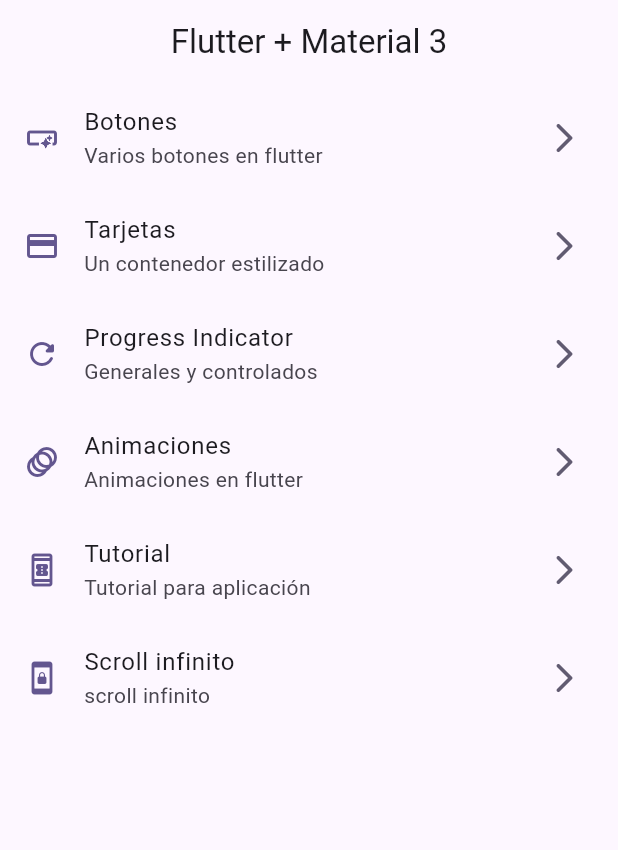
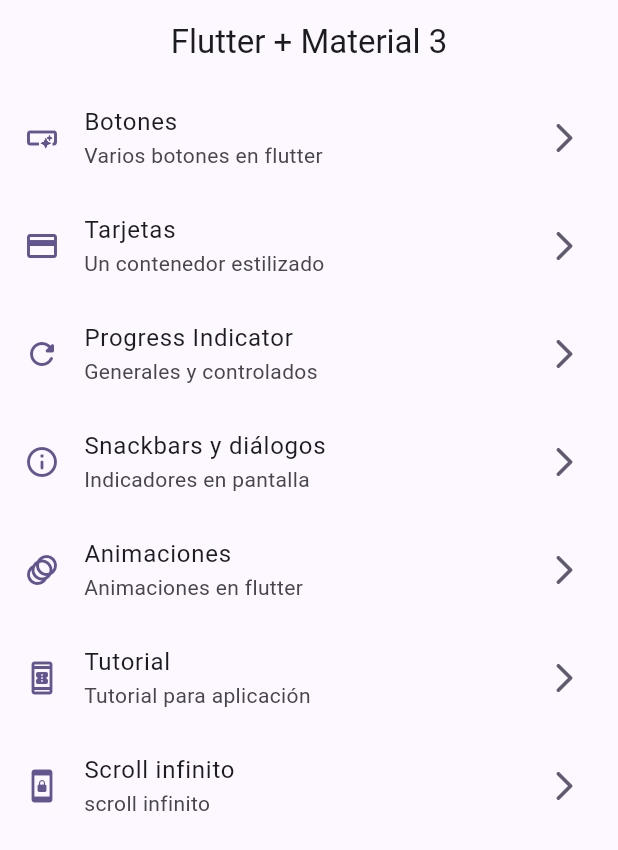
Before and after one commit to jbetancurmejia/flutter_widgets, a Flutter app: the screen it shows after launch, on a phone screen of 412 x 824 dp. Shown: the top 850 px of the screen. Run offline on Flutter 3.47's test engine with Material 3 defaults, Android fonts, the phone set to English and light mode, and no system bars; our stand-ins replace go_router.

Commit message:
snackbar dialogs and alertdialog

```diff
--- a/lib/config/menu/menu_items.dart
+++ b/lib/config/menu/menu_items.dart
@@ -15,7 +15,7 @@ class MenuItem {
 
 const appMenuItems = <MenuItem>[
   MenuItem(
-      title: 'Botones',
+      title: 'Botones ',
       subTitle: 'Varios botones en flutter',
       link: '/buttons',
       icon: Icons.smart_button_outlined),
@@ -29,6 +29,11 @@ const appMenuItems = <MenuItem>[
       subTitle: 'Generales y controlados',
       link: '/progress',
       icon: Icons.refresh_rounded),
+        MenuItem(
+      title: 'Snackbars y diálogos',
+      subTitle: 'Indicadores en pantalla',
+      link: '/Snackbars',
+      icon: Icons.info_outline_rounded),
   MenuItem(
       title: 'Animaciones',
       subTitle: 'Animaciones en flutter',
--- a/lib/config/router/app_router.dart
+++ b/lib/config/router/app_router.dart
@@ -29,5 +29,10 @@ final appRouter = GoRouter(
       name: ProgressScreen.name,
       builder: (context, state) => const ProgressScreen(),
     ),
+    GoRoute(
+      path: '/Snackbars',
+      name: SnackbarScreen.name,
+      builder: (context, state) => const SnackbarScreen(),
+    ),
   ],
 );
--- a/lib/main.dart
+++ b/lib/main.dart
@@ -14,6 +14,7 @@ class MainApp extends StatelessWidget {
   @override
   Widget build(BuildContext context) {
     return MaterialApp.router(
+      title: 'Flutter widgets',
       routerConfig: appRouter,
       debugShowCheckedModeBanner: false,
       theme: AppTheme(selectedColor:1).getTheme(),
```
Also changed, not shown: lib/presentation/screens/snackbar/snackbar_screen.dart (+53 -2 lines).
